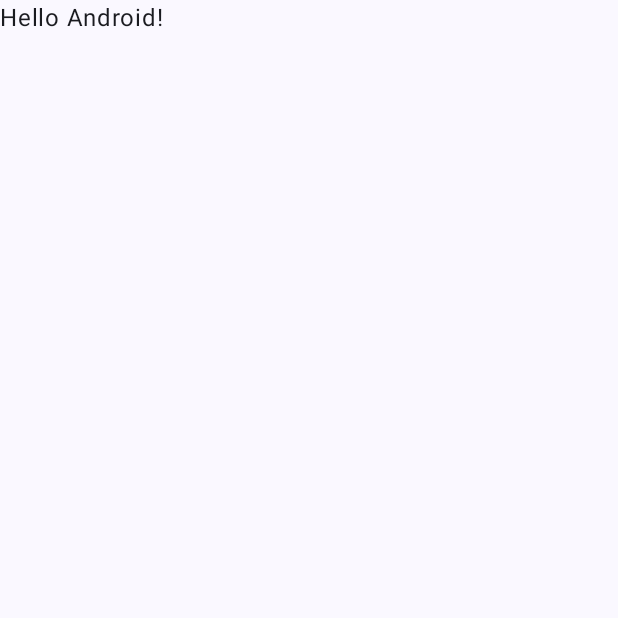
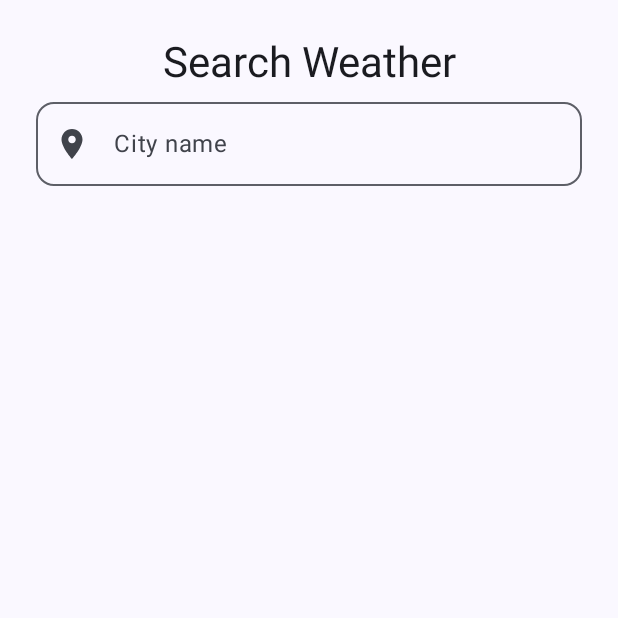
Before and after one commit to bahaagabal/WeatherAppTask, an Android app built with Jetpack Compose: the screen it shows after launch (MainActivity), on a phone screen of 412 x 824 dp, the top half of it. Before the commit the part shown is almost empty. Run offline under Robolectric (Android 15) with nearby library versions, the phone set to English and light mode, and no system bars; our stand-ins replace Dagger/Hilt's generated code, livedata-compose.

Commit message:
finalize implementation and logic of weather main screen

```diff
--- a/app/build.gradle.kts
+++ b/app/build.gradle.kts
@@ -88,6 +88,7 @@ dependencies {
     androidTestImplementation(libs.androidx.ui.test.junit4)
     debugImplementation(libs.androidx.ui.tooling)
     debugImplementation(libs.androidx.ui.test.manifest)
+    implementation(libs.logging.interceptor)
 }
 
 val exclusions = listOf(
--- a/app/src/main/java/com/example/weatherapptask/MainActivity.kt
+++ b/app/src/main/java/com/example/weatherapptask/MainActivity.kt
@@ -4,13 +4,23 @@ import android.os.Bundle
 import androidx.activity.ComponentActivity
 import androidx.activity.compose.setContent
 import androidx.activity.enableEdgeToEdge
+import androidx.compose.foundation.layout.Column
+import androidx.compose.foundation.layout.Spacer
 import androidx.compose.foundation.layout.fillMaxSize
+import androidx.compose.foundation.layout.height
 import androidx.compose.foundation.layout.padding
+import androidx.compose.foundation.rememberScrollState
+import androidx.compose.foundation.verticalScroll
 import androidx.compose.material3.Scaffold
-import androidx.compose.material3.Text
-import androidx.compose.runtime.Composable
+import androidx.compose.runtime.getValue
+import androidx.compose.runtime.mutableStateOf
+import androidx.compose.runtime.saveable.rememberSaveable
+import androidx.compose.runtime.setValue
 import androidx.compose.ui.Modifier
-import androidx.compose.ui.tooling.preview.Preview
+import androidx.compose.ui.unit.dp
+import com.example.cityinput.view.CityInputRootScreen
+import com.example.currentweather.view.CurrentWeatherRootScreen
+import com.example.forecast.view.ForecastWeatherRootScreen
 import com.example.weatherapptask.ui.theme.WeatherAppTaskTheme
 import dagger.hilt.android.AndroidEntryPoint
 
@@ -18,32 +28,35 @@ import dagger.hilt.android.AndroidEntryPoint
 class MainActivity : ComponentActivity() {
     override fun onCreate(savedInstanceState: Bundle?) {
         super.onCreate(savedInstanceState)
+
+        /*
+        here we define the 3 stories on the same single screen because it's approximately
+        the same data no need to make a navigation if there is more than screen for example
+        the detailed on we will make navController with navHost to handle the navigation
+         */
         enableEdgeToEdge()
         setContent {
             WeatherAppTaskTheme {
                 Scaffold(modifier = Modifier.fillMaxSize()) { innerPadding ->
-                    Greeting(
-                        name = "Android",
-                        modifier = Modifier.padding(innerPadding)
-                    )
+                    var city by rememberSaveable { mutableStateOf("") }
+                    Column(
+                        modifier = Modifier
+                            .padding(innerPadding)
+                            .verticalScroll(rememberScrollState()),
+
+                        ) {
+                        CityInputRootScreen(
+                            onSearchClicked = { searchedCity ->
+                                city = searchedCity
+                            }
+                        )
+                        CurrentWeatherRootScreen(city = city)
+                        Spacer(modifier = Modifier.height(16.dp))
+                        ForecastWeatherRootScreen(city = city)
+
+                    }
                 }
             }
         }
     }
 }
-
-@Composable
-fun Greeting(name: String, modifier: Modifier = Modifier) {
-    Text(
-        text = "Hello $name!",
-        modifier = modifier
-    )
-}
-
-@Preview(showBackground = true)
-@Composable
-fun GreetingPreview() {
-    WeatherAppTaskTheme {
-        Greeting("Android")
-    }
-}
--- a/core/src/main/java/com/example/core/domain/models/CurrentWeather.kt
+++ b/core/src/main/java/com/example/core/domain/models/CurrentWeather.kt
@@ -1,8 +1,12 @@
 package com.example.core.domain.models
 
+import android.os.Parcelable
+import kotlinx.parcelize.Parcelize
+
+@Parcelize
 data class CurrentWeather(
     val city: String,
     val temperature: Double,
     val condition: String,
     val iconUrl: String
-)
+) : Parcelable
--- a/core/src/main/java/com/example/core/domain/models/DailyForecast.kt
+++ b/core/src/main/java/com/example/core/domain/models/DailyForecast.kt
@@ -1,8 +1,12 @@
 package com.example.core.domain.models
 
+import android.os.Parcelable
+import kotlinx.parcelize.Parcelize
+
+@Parcelize
 data class DailyForecast(
     val date: Long,
     val temperature: Double,
     val condition: String,
     val iconUrl: String
-)
+) : Parcelable
--- a/core/src/main/java/com/example/core/presentation/components/WeatherSection.kt
+++ b/core/src/main/java/com/example/core/presentation/components/WeatherSection.kt
@@ -36,7 +36,7 @@ fun WeatherSection(weather: CurrentWeather) {
             painter = rememberAsyncImagePainter(model = weather.iconUrl),
             contentDescription = stringResource(R.string.core_weather_icon),
             modifier = Modifier
-                .size(80.dp)
+                .size(120.dp)
                 .align(Alignment.CenterHorizontally)
         )
 
--- a/data/build.gradle.kts
+++ b/data/build.gradle.kts
@@ -59,4 +59,5 @@ dependencies {
     testImplementation (libs.junit.jupiter)
     testImplementation (libs.androidx.datastore.preferences.v100)
     testImplementation (libs.kotlinx.coroutines.test)
+    implementation(libs.logging.interceptor)
 }
--- a/data/src/main/java/com/example/data/datasource/remote/WeatherApiService.kt
+++ b/data/src/main/java/com/example/data/datasource/remote/WeatherApiService.kt
@@ -20,6 +20,5 @@ interface WeatherApiService {
         @Query("q") city: String,
         @Query("cnt") count: Int = 7,
         @Query("appid") apiKey: String,
-        @Query("units") units: String = "metric"
     ): Response<ForecastDto>
 }
--- a/data/src/main/java/com/example/data/di/NetworkModule.kt
+++ b/data/src/main/java/com/example/data/di/NetworkModule.kt
@@ -6,6 +6,7 @@ import dagger.Provides
 import dagger.hilt.InstallIn
 import dagger.hilt.components.SingletonComponent
 import okhttp3.OkHttpClient
+import okhttp3.logging.HttpLoggingInterceptor
 import retrofit2.Retrofit
 import retrofit2.converter.gson.GsonConverterFactory
 import javax.inject.Singleton
@@ -16,10 +17,17 @@ private const val BASE_URL = "https://api.openweathermap.org/data/2.5/"
 @InstallIn(SingletonComponent::class)
 object NetworkModule {
 
+    @Provides
+    fun provideLoggingInterceptor(): HttpLoggingInterceptor {
+        return HttpLoggingInterceptor().apply {
+            level = HttpLoggingInterceptor.Level.BODY
+        }
+    }
 
     @Provides
     @Singleton
-    fun providesHttpClient() = OkHttpClient.Builder()
+    fun providesHttpClient(loggingInterceptor: HttpLoggingInterceptor) = OkHttpClient.Builder()
+        .addInterceptor(loggingInterceptor)
         .build()
 
     @Provides
--- a/features/currentWeather/src/main/java/com/example/currentweather/view/CurrentWeatherScreen.kt
+++ b/features/currentWeather/src/main/java/com/example/currentweather/view/CurrentWeatherScreen.kt
@@ -9,6 +9,7 @@ import androidx.compose.runtime.Composable
 import androidx.compose.runtime.LaunchedEffect
 import androidx.compose.runtime.getValue
 import androidx.compose.runtime.livedata.observeAsState
+import androidx.compose.ui.Alignment
 import androidx.compose.ui.Modifier
 import androidx.compose.ui.tooling.preview.Preview
 import androidx.compose.ui.unit.dp
@@ -25,7 +26,6 @@ fun CurrentWeatherRootScreen(
     viewModel: CurrentWeatherViewModel = hiltViewModel()
 ) {
     val uiState by viewModel.uiState.observeAsState()
-
     LaunchedEffect(city) {
         if (city.isNotBlank()) {
             viewModel.loadCurrentWeather(city)
@@ -39,7 +39,12 @@ fun CurrentWeatherRootScreen(
 
 @Composable
 fun CurrentWeatherScreen(uiState: CurrentWeatherUiState?) {
-    Column(modifier = Modifier.padding(16.dp)) {
+    Column(
+        modifier = Modifier
+            .fillMaxWidth()
+            .padding(16.dp),
+        horizontalAlignment = Alignment.CenterHorizontally
+    ) {
         when {
             uiState?.isLoading == true -> {
                 CircularProgressIndicator()
@@ -53,8 +58,6 @@ fun CurrentWeatherScreen(uiState: CurrentWeatherUiState?) {
                 Text(
                     text = uiState.error,
                     color = Color.Red,
-                    modifier = Modifier
-                        .fillMaxWidth()
                 )
             }
         }
--- a/features/forecast/src/main/java/com/example/forecast/view/ForecastWeatherRootScreen.kt
+++ b/features/forecast/src/main/java/com/example/forecast/view/ForecastWeatherRootScreen.kt
@@ -3,13 +3,14 @@ package com.example.forecast.view
 import androidx.compose.foundation.layout.Arrangement
 import androidx.compose.foundation.layout.Column
 import androidx.compose.foundation.layout.fillMaxWidth
-import androidx.compose.foundation.layout.padding
+import androidx.compose.foundation.layout.height
 import androidx.compose.foundation.lazy.LazyColumn
 import androidx.compose.foundation.lazy.items
 import androidx.compose.material3.CircularProgressIndicator
 import androidx.compose.material3.Text
 import androidx.compose.runtime.Composable
 import androidx.compose.runtime.LaunchedEffect
+import androidx.compose.ui.Alignment
 import androidx.compose.ui.Modifier
 import androidx.compose.ui.graphics.Color
 import androidx.compose.ui.unit.dp
@@ -38,14 +39,26 @@ fun ForecastWeatherRootScreen(
 
 @Composable
 fun ForecastWeatherScreen(uiState: ForecastWeatherUiState) {
-    Column(modifier = Modifier.padding(16.dp)) {
+    Column(
+        modifier = Modifier
+            .fillMaxWidth(),
+        horizontalAlignment = Alignment.CenterHorizontally
+    ) {
         when {
             uiState.isLoading -> {
                 CircularProgressIndicator()
             }
 
             uiState.forecast != null -> {
-                LazyColumn(verticalArrangement = Arrangement.spacedBy(8.dp)) {
+                /*
+                we make the list here in static size because it's inside a coloumn so
+                you have to make it's height static or remove the lazy column and iterate manually
+                through the data
+                 */
+                LazyColumn(
+                    verticalArrangement = Arrangement.spacedBy(8.dp),
+                    modifier = Modifier.height(400.dp)
+                ) {
                     items(uiState.forecast, key = { item -> item }) { day ->
                         ForecastItem(day)
                     }
@@ -56,7 +69,6 @@ fun ForecastWeatherScreen(uiState: ForecastWeatherUiState) {
                 Text(
                     text = uiState.error,
                     color = Color.Red,
-                    modifier = Modifier.fillMaxWidth()
                 )
             }
         }
--- a/gradle/libs.versions.toml
+++ b/gradle/libs.versions.toml
@@ -18,6 +18,7 @@ lifecycleRuntimeKtx = "2.9.1"
 activityCompose = "1.10.1"
 composeBom = "2024.09.00"
 appcompat = "1.7.1"
+loggingInterceptor = "4.11.0"
 material = "1.12.0"
 mockk = "1.13.10"
 mockkVersion = "1.13.5"
@@ -51,6 +52,7 @@ androidx-material3 = { group = "androidx.compose.material3", name = "material3"
 androidx-appcompat = { group = "androidx.appcompat", name = "appcompat", version.ref = "appcompat" }
 junit-jupiter = { module = "org.junit.jupiter:junit-jupiter", version.ref = "junitJupiter" }
 kotlinx-coroutines-test = { module = "org.jetbrains.kotlinx:kotlinx-coroutines-test", version.ref = "kotlinxCoroutinesTest" }
+logging-interceptor = { module = "com.squareup.okhttp3:logging-interceptor", version.ref = "loggingInterceptor" }
 material = { group = "com.google.android.material", name = "material", version.ref = "material" }
 hiltNavigationCompose = { module = "androidx.hilt:hilt-navigation-compose", version = "1.2.0" }
 
```
Also changed, not shown: core/build.gradle.kts (+5 -4 lines), data/src/main/java/com/example/data/datasource/remote/RemoteDataSourceImpl.kt (+41 -3 lines), features/forecast/src/main/java/com/example/forecast/view/ForecastItem.kt (+24 -8 lines).
